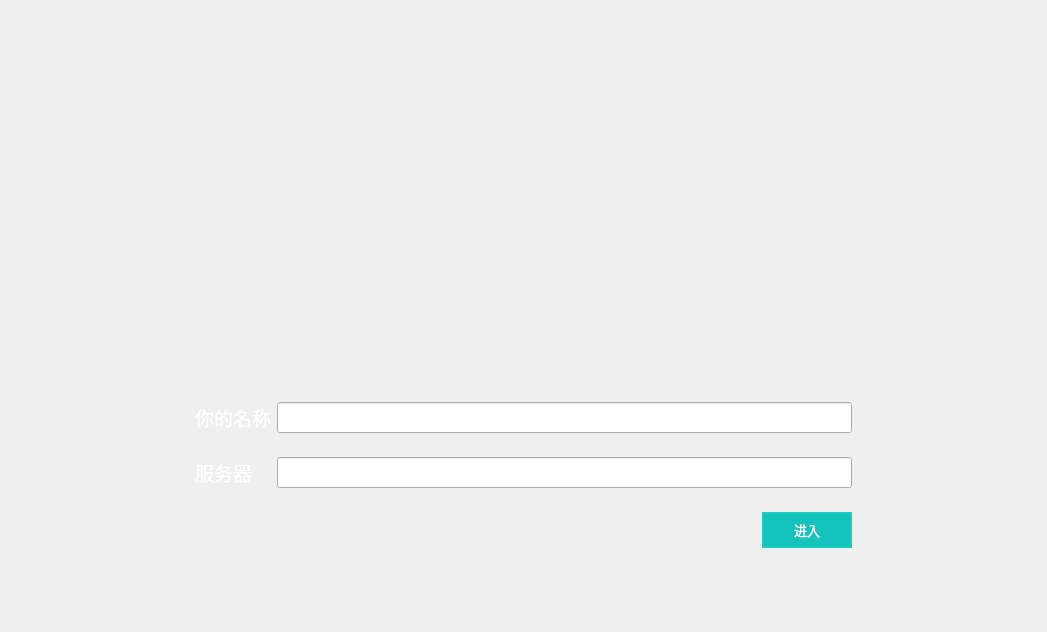
The window that Mainpage/mainpage.ui (jkjkil4/CloudSleep_JVer) describes before a commit, drawn with Qt 5.
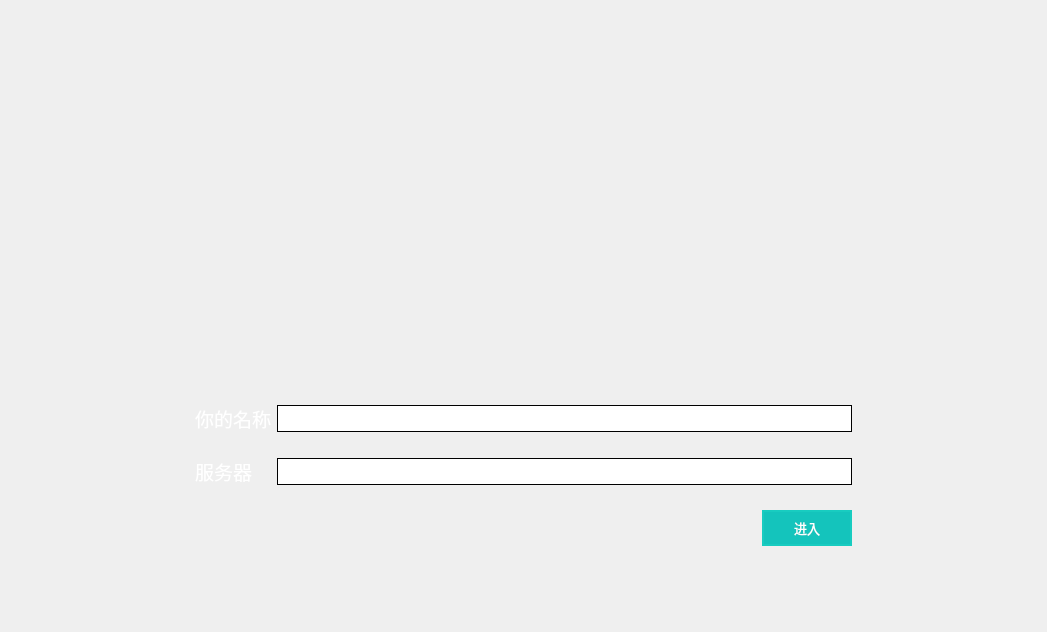
The same window after the commit. Icons and pictures are not drawn. Custom widgets are drawn as their Qt base class.

Diff of the .ui file:
```diff
--- a/Mainpage/mainpage.ui
+++ b/Mainpage/mainpage.ui
@@ -68,13 +68,13 @@
        <property name="minimumSize">
         <size>
          <width>71</width>
-         <height>282</height>
+         <height>0</height>
         </size>
        </property>
        <property name="maximumSize">
         <size>
          <width>71</width>
-         <height>282</height>
+         <height>16777215</height>
         </size>
        </property>
        <property name="focusPolicy">
@@ -101,7 +101,7 @@
        <property name="iconSize">
         <size>
          <width>71</width>
-         <height>282</height>
+         <height>80</height>
         </size>
        </property>
       </widget>
@@ -127,13 +127,13 @@
        <property name="minimumSize">
         <size>
          <width>71</width>
-         <height>282</height>
+         <height>0</height>
         </size>
        </property>
        <property name="maximumSize">
         <size>
          <width>71</width>
-         <height>282</height>
+         <height>16777215</height>
         </size>
        </property>
        <property name="focusPolicy">
@@ -160,7 +160,7 @@
        <property name="iconSize">
         <size>
          <width>71</width>
-         <height>282</height>
+         <height>80</height>
         </size>
        </property>
       </widget>
@@ -253,6 +253,9 @@
            <pointsize>14</pointsize>
           </font>
          </property>
+         <property name="styleSheet">
+          <string notr="true">border: 1px solid black;</string>
+         </property>
         </widget>
        </item>
        <item row="0" column="1">
@@ -262,6 +265,9 @@
            <pointsize>14</pointsize>
           </font>
          </property>
+         <property name="styleSheet">
+          <string notr="true">border: 1px solid black;</string>
+         </property>
         </widget>
        </item>
        <item row="2" column="1">
```
